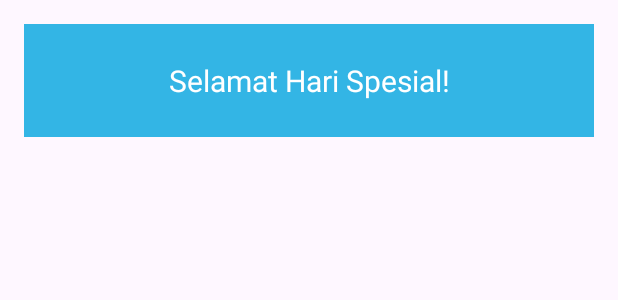
After one commit to muhfadtz/Greeting-Card-Mobile, an Android app: the layout activity_greeting_card.xml on its own in the app's theme, with its tools: preview values and no code run, on a phone screen of 412 x 824 dp. The commit adds this screen. Shown: the top 300 px of the screen. Run offline under Robolectric (Android 15) with nearby library versions, the phone set to English and light mode, and no system bars.

Commit message:
greeting card first

```diff
--- a/app/build.gradle.kts
+++ b/app/build.gradle.kts
@@ -46,6 +46,7 @@ dependencies {
     implementation(libs.androidx.constraintlayout)
     implementation(libs.androidx.navigation.fragment.ktx)
     implementation(libs.androidx.navigation.ui.ktx)
+    implementation(libs.androidx.activity)
     testImplementation(libs.junit)
     androidTestImplementation(libs.androidx.junit)
     androidTestImplementation(libs.androidx.espresso.core)
--- a/app/src/main/AndroidManifest.xml
+++ b/app/src/main/AndroidManifest.xml
@@ -13,6 +13,9 @@
         android:theme="@style/Theme.GreetingCard"
         tools:targetApi="31">
         <activity
+            android:name=".GreetingCardActivity"
+            android:exported="false" />
+        <activity
             android:name=".MainActivity"
             android:exported="true"
             android:theme="@style/Theme.GreetingCard">
--- /dev/null
+++ b/app/src/main/res/layout/activity_greeting_card.xml
@@ -0,0 +1,25 @@
+<?xml version="1.0" encoding="utf-8"?>
+<FrameLayout xmlns:android="http://schemas.android.com/apk/res/android"
+    android:layout_width="match_parent"
+    android:layout_height="match_parent">
+
+    <!-- ScrollView untuk memungkinkan teks bergulir jika diperlukan -->
+    <ScrollView
+        android:layout_width="match_parent"
+        android:layout_height="match_parent"
+        android:padding="16dp">
+
+        <!-- TextView untuk menampilkan kartu ucapan -->
+        <TextView
+            android:id="@+id/textViewGreeting"
+            android:layout_width="match_parent"
+            android:layout_height="wrap_content"
+            android:padding="24dp"
+            android:textSize="20sp"
+            android:background="@android:color/holo_blue_light"
+            android:textColor="@android:color/white"
+            android:gravity="center"
+            android:text="Selamat Hari Spesial!" />
+    </ScrollView>
+
+</FrameLayout>
--- a/gradle/libs.versions.toml
+++ b/gradle/libs.versions.toml
@@ -10,6 +10,7 @@ material = "1.12.0"
 constraintlayout = "2.1.4"
 navigationFragmentKtx = "2.8.3"
 navigationUiKtx = "2.8.3"
+activity = "1.9.3"
 
 [libraries]
 androidx-core-ktx = { group = "androidx.core", name = "core-ktx", version.ref = "coreKtx" }
@@ -21,6 +22,7 @@ material = { group = "com.google.android.material", name = "material", version.r
 androidx-constraintlayout = { group = "androidx.constraintlayout", name = "constraintlayout", version.ref = "constraintlayout" }
 androidx-navigation-fragment-ktx = { group = "androidx.navigation", name = "navigation-fragment-ktx", version.ref = "navigationFragmentKtx" }
 androidx-navigation-ui-ktx = { group = "androidx.navigation", name = "navigation-ui-ktx", version.ref = "navigationUiKtx" }
+androidx-activity = { group = "androidx.activity", name = "activity", version.ref = "activity" }
 
 [plugins]
 android-application = { id = "com.android.application", version.ref = "agp" }
```
Also changed, not shown: app/src/main/java/com/example/greetingcard/GreetingCardActivity.kt (added, +22 -0 lines), app/src/main/java/com/example/greetingcard/MainActivity.kt (+15 -45 lines), app/src/main/res/layout/activity_main.xml (+35 -23 lines).
